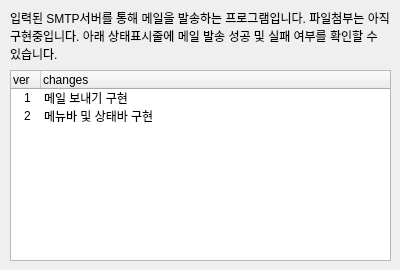
Above: ProgramInfoDialog.ui from Guest-01/SMTP_app before the change. Below: the same form after it.
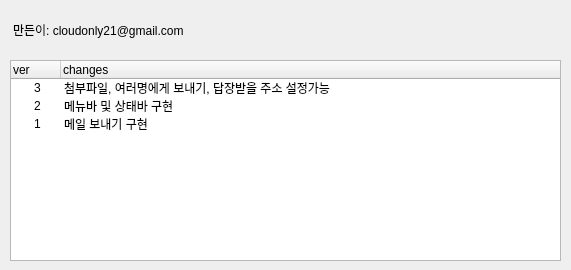
That is the form after the change. Icons and pictures are not drawn.

Patch:
```diff
--- a/ProgramInfoDialog.ui
+++ b/ProgramInfoDialog.ui
@@ -6,43 +6,28 @@
    <rect>
     <x>0</x>
     <y>0</y>
-    <width>400</width>
+    <width>571</width>
     <height>270</height>
    </rect>
   </property>
   <property name="windowTitle">
    <string>프로그램 정보</string>
   </property>
-  <widget class="QLabel" name="label">
-   <property name="geometry">
-    <rect>
-     <x>10</x>
-     <y>10</y>
-     <width>381</width>
-     <height>51</height>
-    </rect>
-   </property>
-   <property name="text">
-    <string>입력된 SMTP서버를 통해 메일을 발송하는 프로그램입니다. 파일첨부는 아직 구현중입니다. 아래 상태표시줄에 메일 발송 성공 및 실패 여부를 확인할 수 있습니다.</string>
-   </property>
-   <property name="wordWrap">
-    <bool>true</bool>
-   </property>
-  </widget>
+  <property name="windowIcon">
+   <iconset>
+    <normaloff>bluemail.ico</normaloff>bluemail.ico</iconset>
+  </property>
   <widget class="QTreeWidget" name="treeWidget">
    <property name="geometry">
     <rect>
      <x>10</x>
-     <y>70</y>
-     <width>381</width>
-     <height>191</height>
+     <y>60</y>
+     <width>551</width>
+     <height>201</height>
     </rect>
    </property>
-   <property name="indentation">
-    <number>10</number>
-   </property>
    <attribute name="headerDefaultSectionSize">
-    <number>30</number>
+    <number>50</number>
    </attribute>
    <column>
     <property name="text">
@@ -56,10 +41,10 @@
    </column>
    <item>
     <property name="text">
-     <string>1</string>
+     <string>3</string>
     </property>
     <property name="text">
-     <string>메일 보내기 구현</string>
+     <string>첨부파일, 여러명에게 보내기, 답장받을 주소 설정가능</string>
     </property>
    </item>
    <item>
@@ -70,6 +55,27 @@
      <string>메뉴바 및 상태바 구현</string>
     </property>
    </item>
+   <item>
+    <property name="text">
+     <string>1</string>
+    </property>
+    <property name="text">
+     <string>메일 보내기 구현</string>
+    </property>
+   </item>
+  </widget>
+  <widget class="QLabel" name="label">
+   <property name="geometry">
+    <rect>
+     <x>13</x>
+     <y>14</y>
+     <width>481</width>
+     <height>31</height>
+    </rect>
+   </property>
+   <property name="text">
+    <string>만든이: cloudonly21@gmail.com</string>
+   </property>
   </widget>
  </widget>
  <resources/>
```
